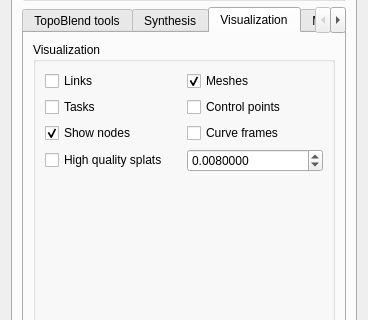
Old version of the form topo-blend/topo_blend_widget.ui in the repository ialhashim/topo-blend; both pictures show x 0 to 368 and y 159 to 479 of the 368 by 602 pixel window.
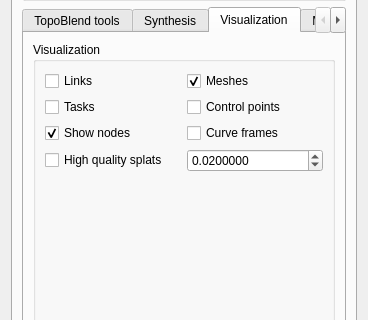
New version of the form. The open tabs and pages were chosen to show the change. Icons and pictures are not drawn.

Patch:
```diff
--- a/topo-blend/topo_blend_widget.ui
+++ b/topo-blend/topo_blend_widget.ui
@@ -464,7 +464,7 @@
                  <double>0.000500000000000</double>
                 </property>
                 <property name="value">
-                 <double>0.008000000000000</double>
+                 <double>0.020000000000000</double>
                 </property>
                </widget>
               </item>
```
